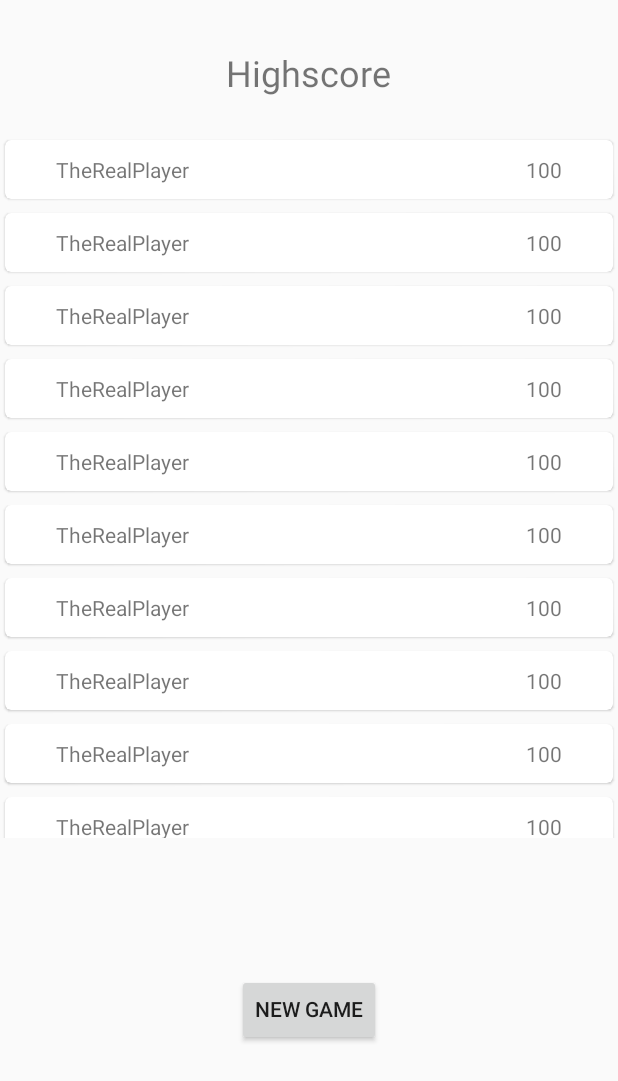
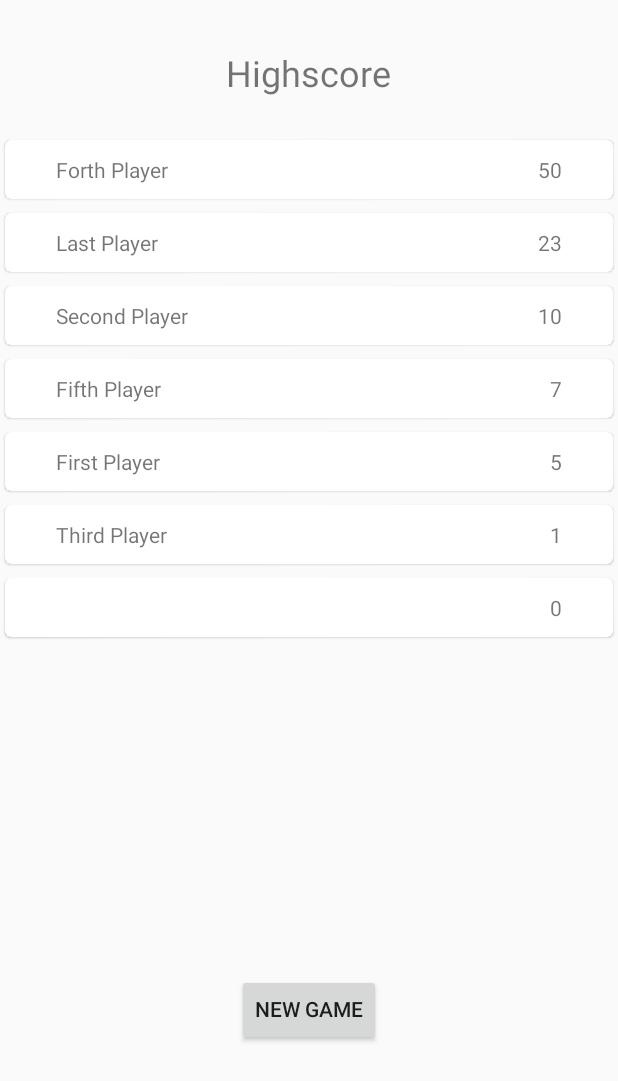
Before and after one commit to rchorngren/uznair, an Android app: the HighScoreActivity screen opened directly, with no data from a screen before it, on a phone screen of 412 x 824 dp. Shown: the top 1081 px of the screen. Run offline under Robolectric (Android 15) with nearby library versions, the light colour scheme and no system bars; 2 statements that could not run were skipped.

Commit message:
Added sorting of highscore, including the current player

```diff
--- a/app/src/main/java/com/example/uznair/HighScoreActivity.kt
+++ b/app/src/main/java/com/example/uznair/HighScoreActivity.kt
@@ -4,17 +4,43 @@ import androidx.appcompat.app.AppCompatActivity
 import android.os.Bundle
 import androidx.recyclerview.widget.LinearLayoutManager
 import androidx.recyclerview.widget.RecyclerView
+import kotlinx.android.synthetic.main.activity_game.*
 
 class HighScoreActivity : AppCompatActivity() {
+
+    var playerScore : Int = 0
+    var playerName : String = ""
+
+    var highScoreList = mutableListOf<Player>(
+        Player("First Player", 5),
+        Player("Second Player", 10),
+        Player("Third Player", 1),
+        Player("Forth Player", 50),
+        Player("Fifth Player", 7),
+        Player("Last Player", 23)
+    )
+
+
+
     override fun onCreate(savedInstanceState: Bundle?) {
         super.onCreate(savedInstanceState)
         setContentView(R.layout.activity_high_score)
+
+        playerName = intent.extras!!.getString("playerName").toString()
+        playerScore = intent.extras!!.getInt("playerScore")
+
+        highScoreList.add(Player(playerName, playerScore))
+
+        var sortedList = highScoreList.sortedByDescending { it.score }
+
+
+
 
         val recyclerView = findViewById<RecyclerView>(R.id.highScoreRecyclerView)
 
         recyclerView.layoutManager = LinearLayoutManager(this)
 
-        val highScoreAdapter = HighScoreRecyclerAdapter(this)
+        val highScoreAdapter = HighScoreRecyclerAdapter(this, sortedList)
 
         recyclerView.adapter = highScoreAdapter
     }
--- a/app/src/main/java/com/example/uznair/HighScoreRecyclerAdapter.kt
+++ b/app/src/main/java/com/example/uznair/HighScoreRecyclerAdapter.kt
@@ -7,29 +7,26 @@ import android.view.ViewGroup
 import android.widget.TextView
 import androidx.recyclerview.widget.RecyclerView
 
-class HighScoreRecyclerAdapter(val context: Context) : RecyclerView.Adapter<HighScoreRecyclerAdapter.ViewHolder>() {
+class HighScoreRecyclerAdapter(val context: Context, var sortedList: List<Player>) : RecyclerView.Adapter<HighScoreRecyclerAdapter.ViewHolder>() {
 
     val layoutInflater = LayoutInflater.from(context)
 
     override fun getItemCount(): Int {
-        return 15
+        return sortedList.size
     }
 
-    override fun onCreateViewHolder(
-        parent: ViewGroup,
-        viewType: Int
-    ): ViewHolder {
+    override fun onCreateViewHolder(parent: ViewGroup, viewType: Int): ViewHolder {
         val itemView = layoutInflater.inflate(R.layout.high_score_item, parent, false)
 
         return ViewHolder(itemView)
     }
 
-    override fun onBindViewHolder(
-        holder: ViewHolder,
-        position: Int
-    ) {
-        holder.textViewName.text = "TheRealPlayer"
-        holder.textViewPoints.text = "100"
+    override fun onBindViewHolder(holder: ViewHolder, position: Int) {
+        var highScoreEntry = sortedList[position]
+
+
+        holder.textViewName.text = highScoreEntry.name
+        holder.textViewPoints.text = highScoreEntry.score.toString()
     }
 
     inner class ViewHolder(itemView : View) : RecyclerView.ViewHolder(itemView) {
```
